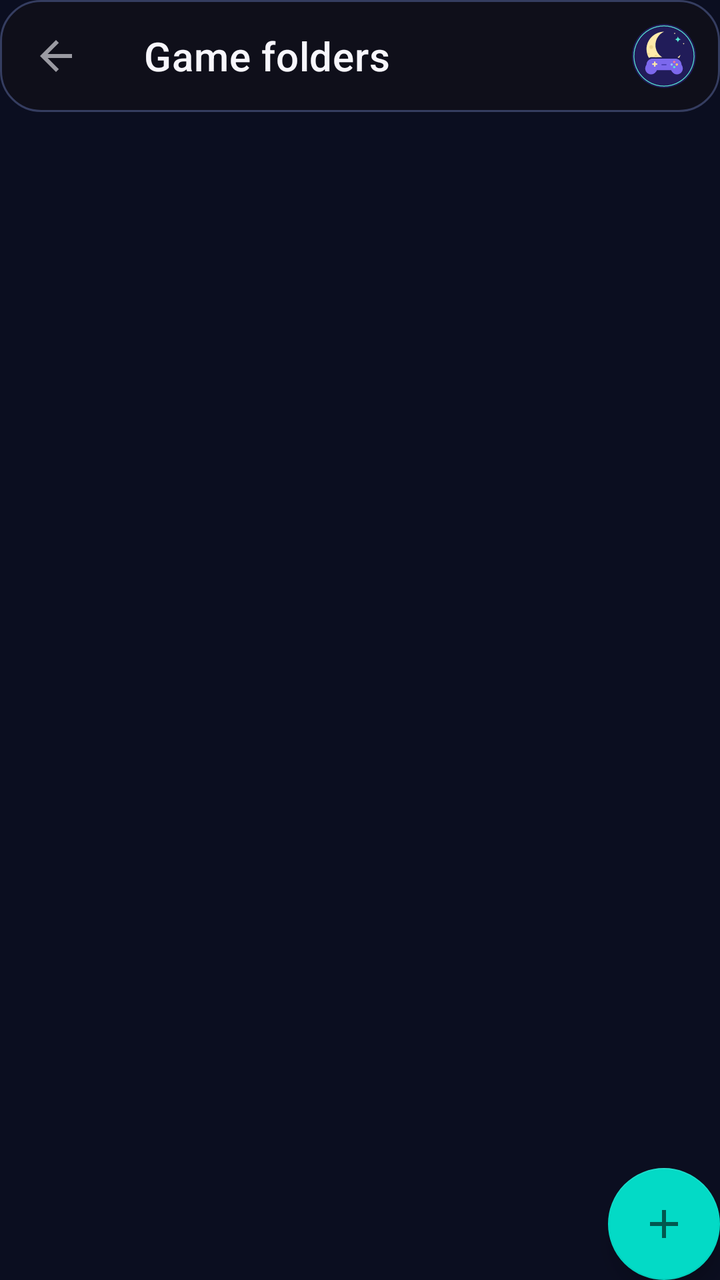
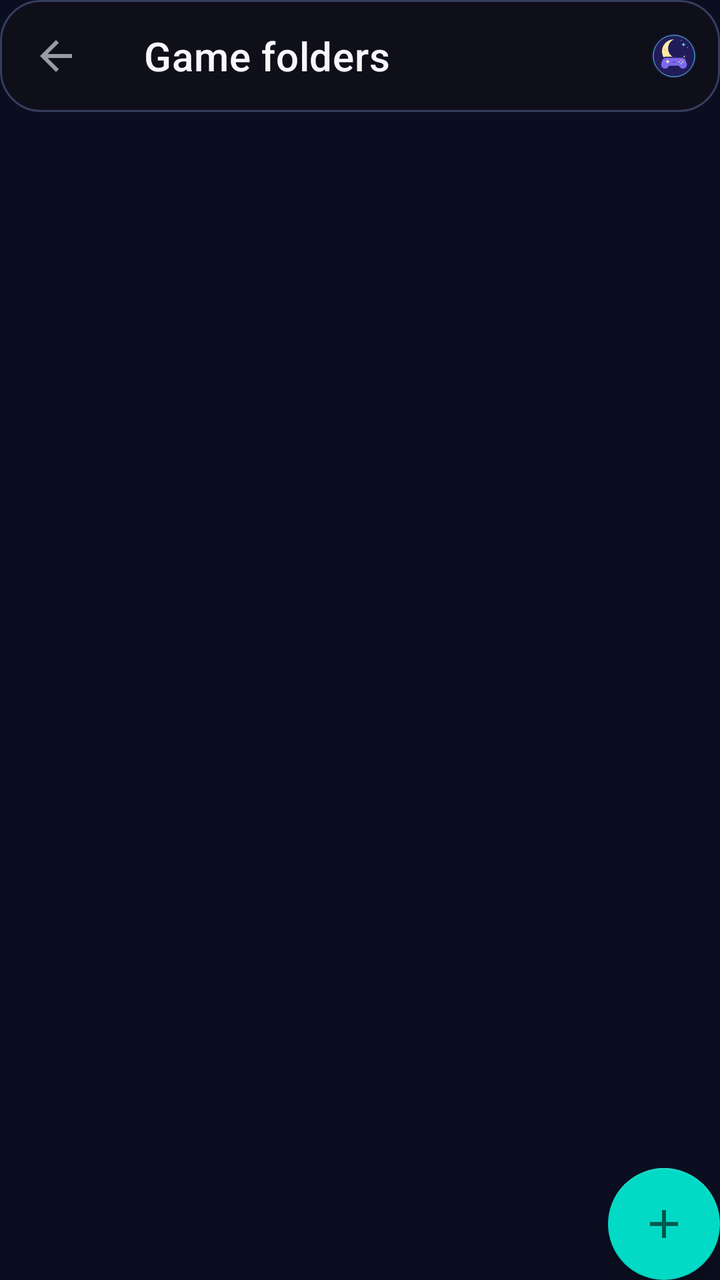

Two renders of the same Android screen: before a commit and after it. Below are the layout's source before the change and the commit's diff.
<!-- AndroidManifest.xml: fallback theme Theme.MaterialComponents.DayNight.NoActionBar -->
<!-- res/layout/fragment_folders.xml -->
<?xml version="1.0" encoding="utf-8"?>
<androidx.constraintlayout.widget.ConstraintLayout xmlns:android="http://schemas.android.com/apk/res/android"
    xmlns:app="http://schemas.android.com/apk/res-auto"
    android:id="@+id/coordinator_folders"
    android:layout_width="match_parent"
    android:layout_height="match_parent"
    android:background="@drawable/moonwitch_background">

    <androidx.coordinatorlayout.widget.CoordinatorLayout
        android:layout_width="match_parent"
        android:layout_height="match_parent">

        <com.google.android.material.appbar.AppBarLayout
            android:id="@+id/appbar_folders"
            style="@style/Widget.Eden.TransparentTopAppBarLayout"
            android:layout_width="match_parent"
            android:layout_height="wrap_content"
            android:fitsSystemWindows="true"
            android:touchscreenBlocksFocus="false">

            <com.google.android.material.appbar.MaterialToolbar
                android:id="@+id/toolbar_folders"
                style="@style/Widget.Eden.TransparentTopToolbar"
                android:layout_width="match_parent"
                android:layout_height="?attr/actionBarSize"
                android:touchscreenBlocksFocus="false"
                app:navigationIcon="@drawable/ic_back"
                app:title="@string/game_folders" ><ImageView android:layout_width="32dp" android:layout_height="32dp" android:layout_gravity="end" android:layout_marginEnd="12dp" android:src="@drawable/ic_moonwitch_mark" android:importantForAccessibility="no"/></com.google.android.material.appbar.MaterialToolbar>

        </com.google.android.material.appbar.AppBarLayout>

        <androidx.recyclerview.widget.RecyclerView
            android:id="@+id/list_folders"
            android:layout_width="match_parent"
            android:layout_height="wrap_content"
            android:clipToPadding="false"
            android:defaultFocusHighlightEnabled="false"
            app:layout_behavior="@string/appbar_scrolling_view_behavior" />

    </androidx.coordinatorlayout.widget.CoordinatorLayout>

    <com.google.android.material.floatingactionbutton.FloatingActionButton
        android:id="@+id/button_add"
        android:layout_width="wrap_content"
        android:layout_height="wrap_content"
        android:layout_gravity="bottom|end"
        android:contentDescription="@string/add_games"
        app:srcCompat="@drawable/ic_add"
        app:layout_constraintBottom_toBottomOf="parent"
        app:layout_constraintEnd_toEndOf="parent" />

</androidx.constraintlayout.widget.ConstraintLayout>
<!-- resources referenced by this layout -->
<resources>
  <!-- drawable ic_add (drawable) -->
  <vector xmlns:android="http://schemas.android.com/apk/res/android"
      android:width="24dp"
      android:height="24dp"
      android:viewportWidth="24"
      android:viewportHeight="24">
      <path
          android:fillColor="?attr/colorControlNormal"
          android:pathData="M19,13h-6v6h-2v-6H5v-2h6V5h2v6h6v2z" />
  </vector>
  <!-- drawable ic_back (drawable) -->
  <vector xmlns:android="http://schemas.android.com/apk/res/android"
      android:width="24dp"
      android:height="24dp"
      android:autoMirrored="true"
      android:viewportWidth="24"
      android:viewportHeight="24">
      <path
          android:fillColor="?attr/colorControlNormal"
          android:pathData="M20,11H7.83l5.59,-5.59L12,4l-8,8 8,8 1.41,-1.41L7.83,13H20v-2z" />
  </vector>
  <!-- drawable ic_moonwitch_mark: vector/xml drawable (drawable, 2291 chars, omitted) -->
  <!-- drawable moonwitch_background (drawable) -->
  <shape xmlns:android="http://schemas.android.com/apk/res/android"><solid android:color="@color/mw_reform_bg"/></shape>
  <string name="add_games">Add Games</string>
  <string name="game_folders">Game folders</string>
  <style name="Widget.Eden.TransparentTopAppBarLayout" parent="">
          <item name="android:background">@android:color/transparent</item>
          <item name="android:elevation">0dp</item>
          <item name="android:stateListAnimator">@null</item>
          <item name="elevation">0dp</item>
          <item name="liftOnScroll">false</item>
          <item name="statusBarForeground">@android:color/transparent</item>
      </style>
  <style name="Widget.Eden.TransparentTopToolbar" parent="">
          <item name="android:background">@drawable/mw_reformulation_toolbar_surface</item>
          <item name="android:elevation">0dp</item>
          <item name="backgroundTint">@android:color/transparent</item>
          <item name="titleTextColor">@color/mw_ui_text</item>
          <item name="subtitleTextColor">@color/mw_ui_text_2</item>
          <item name="navigationIconTint">@color/mw_ui_text</item>
      </style>
  <color name="mw_reform_bg">#0B0E20</color>
  <!-- drawable mw_reformulation_toolbar_surface (drawable) -->
  <?xml version="1.0" encoding="utf-8"?>
  <shape xmlns:android="http://schemas.android.com/apk/res/android" android:shape="rectangle"><solid android:color="#E610101A"/><corners android:radius="20dp"/><stroke android:width="1dp" android:color="@color/mw_ui_border"/></shape>
  <color name="mw_ui_text">#F7F6FC</color>
  <color name="mw_ui_text_2">#B7BED5</color>
  <color name="mw_ui_border">#353D60</color>
</resources>

<!-- the commit's change to res/layout/fragment_folders.xml (unified diff, before → after) -->
@@ -25,7 +25,7 @@
                 android:layout_height="?attr/actionBarSize"
                 android:touchscreenBlocksFocus="false"
                 app:navigationIcon="@drawable/ic_back"
-                app:title="@string/game_folders" ><ImageView android:layout_width="32dp" android:layout_height="32dp" android:layout_gravity="end" android:layout_marginEnd="12dp" android:src="@drawable/ic_moonwitch_mark" android:importantForAccessibility="no"/></com.google.android.material.appbar.MaterialToolbar>
+                app:title="@string/game_folders" ><ImageView android:layout_width="22dp" android:layout_height="22dp" android:layout_gravity="end" android:layout_marginEnd="12dp" android:src="@drawable/ic_moonwitch_mark" android:importantForAccessibility="no"/></com.google.android.material.appbar.MaterialToolbar>
 
         </com.google.android.material.appbar.AppBarLayout>
 
